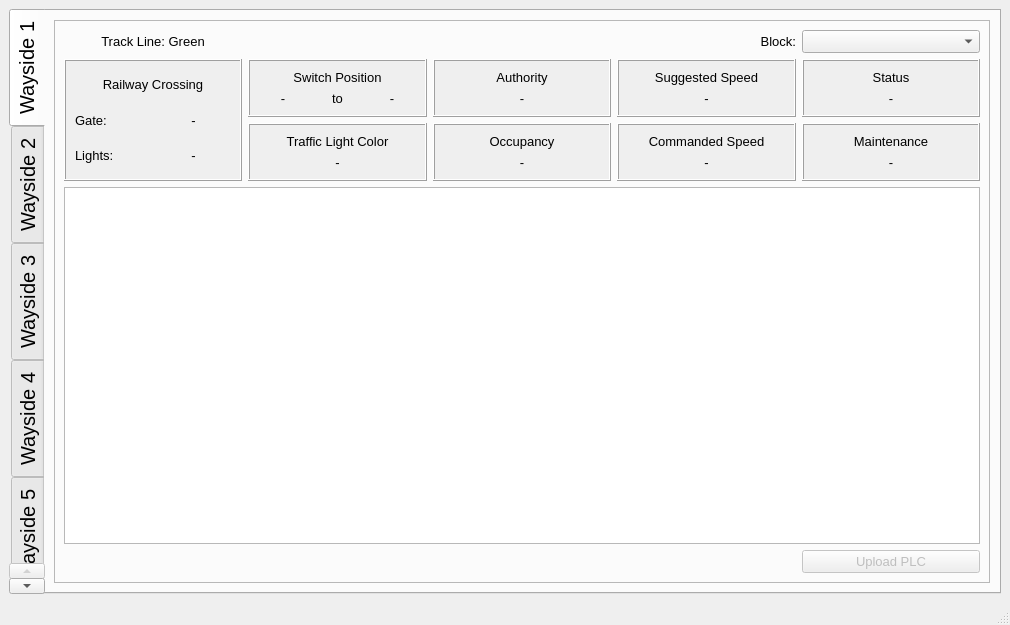
Before: the Qt Designer form Wayside_Controller/ui/WaysideMainUI.ui in ece1140thebteam/train_system_sim, drawn with Qt 5.
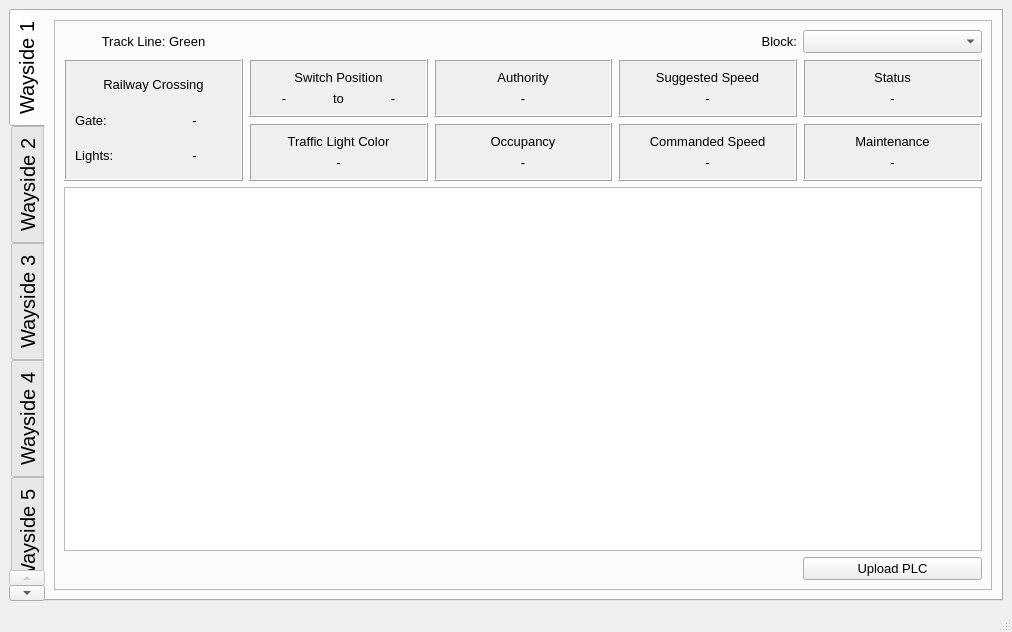
After: the same form once the commit is applied.

Commit message: enabled Upload PLC button

```diff
--- a/Wayside_Controller/ui/WaysideMainUI.ui
+++ b/Wayside_Controller/ui/WaysideMainUI.ui
@@ -6,8 +6,8 @@
    <rect>
     <x>0</x>
     <y>0</y>
-    <width>1010</width>
-    <height>625</height>
+    <width>1012</width>
+    <height>632</height>
    </rect>
   </property>
   <property name="windowTitle">
@@ -313,7 +313,7 @@
            <item row="4" column="4">
             <widget class="QPushButton" name="uploadPLC1">
              <property name="enabled">
-              <bool>false</bool>
+              <bool>true</bool>
              </property>
              <property name="font">
               <font>
```
Left out of the diff: 10 changed lines with no effect on the pictures. The commit also changes 2 other files.
